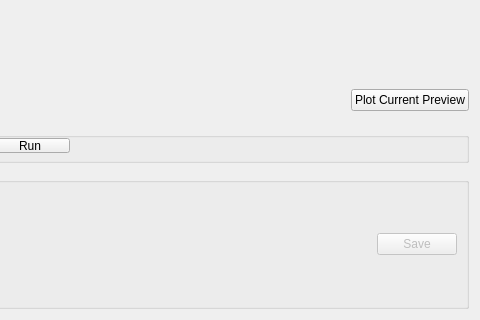
First picture: the form in qt/scientific_interfaces/Indirect/Quasi.ui, repository mantidproject/mantid, before the edit; both pictures show x 420 to 900 and y 280 to 600 of the 900 by 600 pixel window.
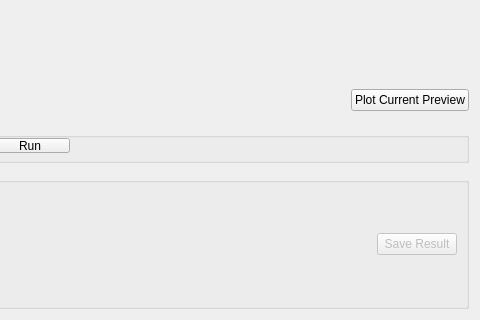
Second picture: the form after the edit. Custom widgets are drawn as their Qt base class.

What changed in the file:
```diff
--- a/qt/scientific_interfaces/Indirect/Quasi.ui
+++ b/qt/scientific_interfaces/Indirect/Quasi.ui
@@ -475,7 +475,7 @@
               <bool>false</bool>
              </property>
              <property name="text">
-              <string>Save</string>
+              <string>Save Result</string>
              </property>
             </widget>
            </item>
```
